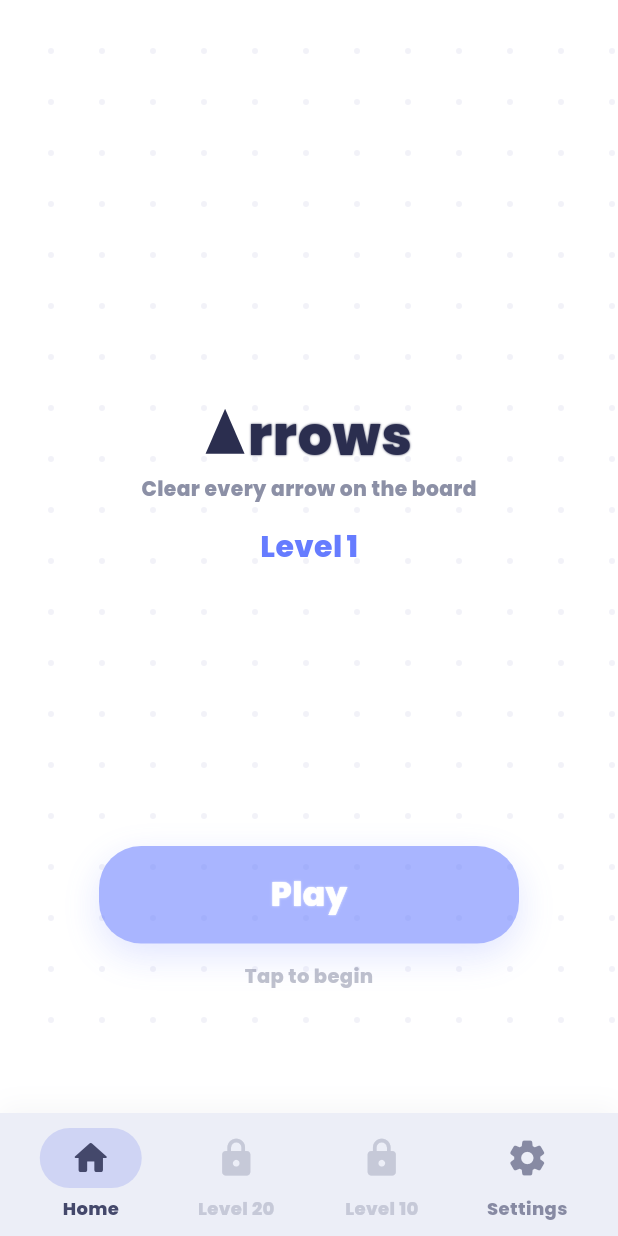
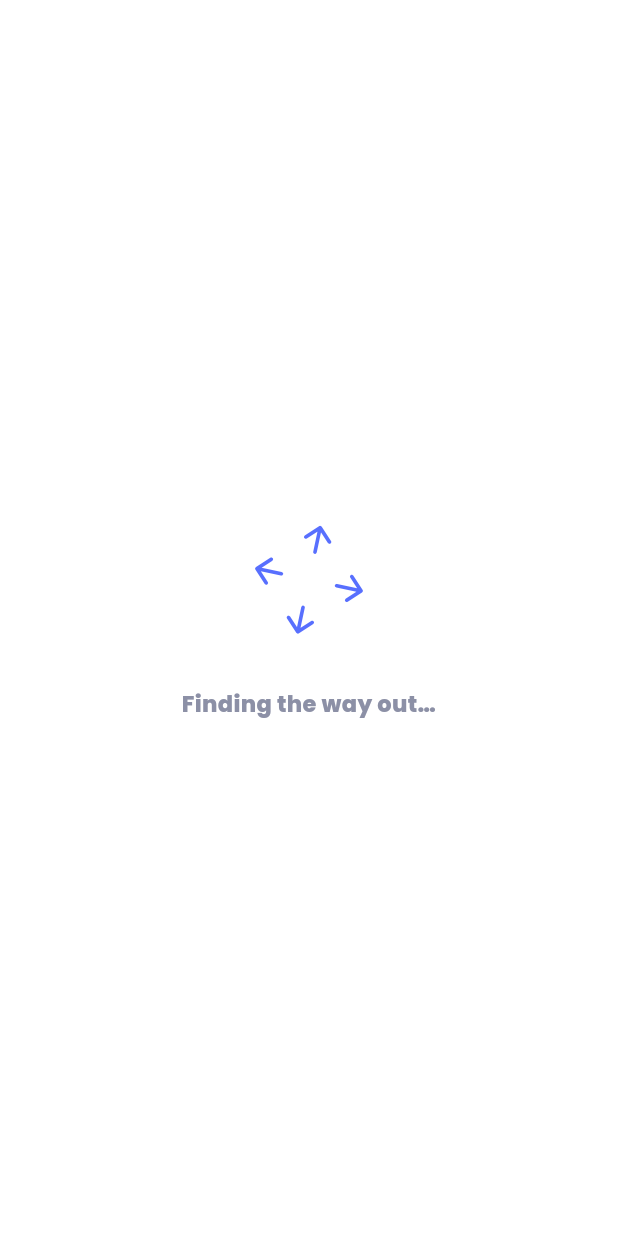
Before and after one commit to HKGoyani/arrows, a Flutter app: the first screen one second after launch, on a phone screen of 412 x 824 dp. Run offline on Flutter 3.47's test engine with Material 3 defaults, Android fonts, the phone set to English and light mode, and no system bars; drawn by our look-alikes of google_mobile_ads; our stand-ins replace audioplayers, firebase_analytics, firebase_core, in_app_purchase, in_app_review, shared_preferences; missing offline and left inert: app_tracking_transparency; accounts and stored records are empty.

Commit message:
Launch splash with arrow loader + rotating text; delay daily loader
- Extract ArrowLoader into ui_kit (shared by game + splash)
- main() shows a splash (arrow pinwheel + random on-theme line) during
  startup init so the launch gap isn't a blank white screen
- Daily loader is now a delayed safety-net: shown only if generation runs
  >300ms (rare fallback); fast loads show neither a spinner nor an empty
  board flash

Co-Authored-By: Claude Opus 4.8 <noreply@anthropic.com>

```diff
--- a/lib/main.dart
+++ b/lib/main.dart
@@ -1,3 +1,4 @@
+import 'dart:math';
 import 'package:flutter/material.dart';
 import 'package:flutter/services.dart';
 import 'package:google_mobile_ads/google_mobile_ads.dart';
@@ -26,12 +27,57 @@ import 'ui_kit.dart';
 Future<void> main() async {
   WidgetsFlutterBinding.ensureInitialized();
   await SystemChrome.setPreferredOrientations([DeviceOrientation.portraitUp]);
+  // Show the arrow loader immediately so the launch gap (while the services
+  // below initialise) isn't a blank white screen.
+  runApp(const _SplashApp());
   await Prefs.init();
   await AnalyticsService.init();
   await AudioService.init();
   await AdService.init();
   await IapService.init();
   runApp(ArrowsApp());
+}
+
+/// Playful, on-theme loading lines — a different one each launch.
+const _splashMessages = <String>[
+  'Untangling the arrows…',
+  'Plotting escape routes…',
+  'Clearing the board…',
+  'Winding the maze…',
+  'Finding the way out…',
+  'Charting the corridors…',
+  'Lining up the shot…',
+  'Loosening the knots…',
+];
+
+/// Minimal loading screen shown during startup init, before the real app.
+class _SplashApp extends StatelessWidget {
+  const _SplashApp();
+  @override
+  Widget build(BuildContext context) {
+    final msg = _splashMessages[Random().nextInt(_splashMessages.length)];
+    return MaterialApp(
+      debugShowCheckedModeBanner: false,
+      theme:
+          ThemeData(scaffoldBackgroundColor: AppColors.bg, useMaterial3: true),
+      home: Scaffold(
+        body: SafeArea(
+          child: Center(
+            child: Column(
+              mainAxisSize: MainAxisSize.min,
+              children: [
+                const ArrowLoader(size: 84),
+                const SizedBox(height: 30),
+                Text(msg,
+                    textAlign: TextAlign.center,
+                    style: poppins(15, FontWeight.w800, AppColors.muted)),
+              ],
+            ),
+          ),
+        ),
+      ),
+    );
+  }
 }
 
 final appKey = GlobalKey<_ArrowsAppState>();
--- a/lib/ui_kit.dart
+++ b/lib/ui_kit.dart
@@ -1,7 +1,61 @@
+import 'dart:math';
 import 'package:flutter/material.dart';
 import 'audio.dart';
 import 'config.dart';
 import 'l10n.dart';
+
+/// Game-themed loading indicator: four rounded arrows pointing outward (the
+/// board's four fire directions) rotating as a pinwheel, in the flying-arrow
+/// colour. Manages its own controller so it only ticks while shown.
+class ArrowLoader extends StatefulWidget {
+  final double size;
+  const ArrowLoader({super.key, this.size = 68});
+
+  @override
+  State<ArrowLoader> createState() => _ArrowLoaderState();
+}
+
+class _ArrowLoaderState extends State<ArrowLoader>
+    with SingleTickerProviderStateMixin {
+  late final AnimationController _c = AnimationController(
+    vsync: this,
+    duration: const Duration(milliseconds: 1500),
+  )..repeat();
+
+  @override
+  void dispose() {
+    _c.dispose();
+    super.dispose();
+  }
+
+  @override
+  Widget build(BuildContext context) {
+    final iconSize = widget.size * 0.35;
+    Widget arrow(Alignment align, double angle) => Align(
+          alignment: align,
+          child: Transform.rotate(
+            angle: angle,
+            child: Icon(Icons.arrow_upward_rounded,
+                size: iconSize, color: AppColors.arrowBlue),
+          ),
+        );
+    return RotationTransition(
+      turns: _c,
+      child: SizedBox(
+        width: widget.size,
+        height: widget.size,
+        child: Stack(
+          children: [
+            arrow(Alignment.topCenter, 0),
+            arrow(Alignment.centerRight, pi / 2),
+            arrow(Alignment.bottomCenter, pi),
+            arrow(Alignment.centerLeft, -pi / 2),
+          ],
+        ),
+      ),
+    );
+  }
+}
 
 TextStyle poppins(double size, FontWeight w, Color c, {double? ls, double? height}) =>
     TextStyle(
```
Also changed, not shown: lib/game_screen.dart (+19 -59 lines).
